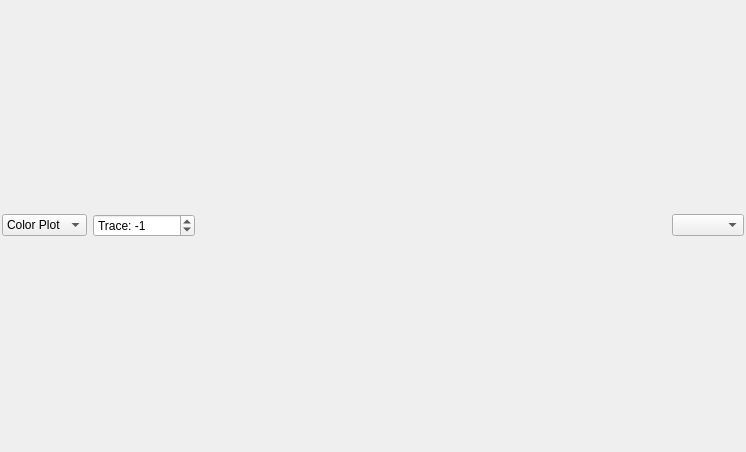
The window that qkit/gui/qviewkit/plot_view.ui (qkitgroup/qkit) describes before a commit, drawn with Qt 5.
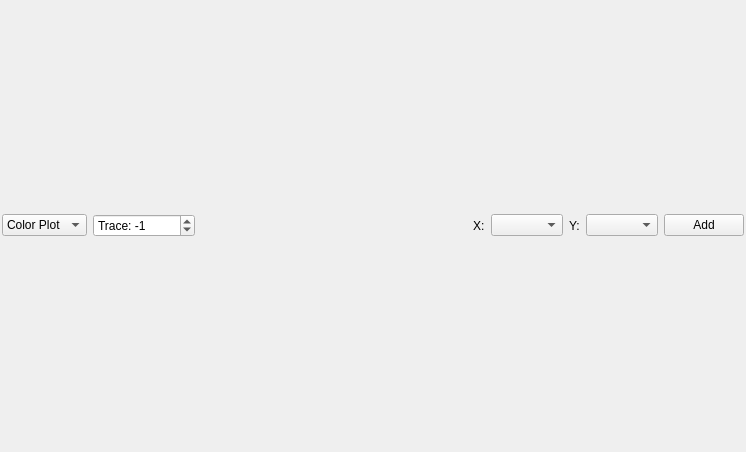
The same window after the commit.

```diff
--- a/qkit/gui/qviewkit/plot_view.ui
+++ b/qkit/gui/qviewkit/plot_view.ui
@@ -63,13 +63,63 @@
        <property name="sizeHint" stdset="0">
         <size>
          <width>40</width>
-         <height>20</height>
+         <height>1</height>
         </size>
        </property>
       </spacer>
      </item>
      <item>
-      <widget class="QComboBox" name="addPlotSelector"/>
+      <widget class="QLabel" name="label">
+       <property name="text">
+        <string>X:</string>
+       </property>
+      </widget>
+     </item>
+     <item>
+      <widget class="QComboBox" name="addXPlotSelector">
+       <property name="sizePolicy">
+        <sizepolicy hsizetype="Fixed" vsizetype="Fixed">
+         <horstretch>0</horstretch>
+         <verstretch>0</verstretch>
+        </sizepolicy>
+       </property>
+       <property name="maximumSize">
+        <size>
+         <width>150</width>
+         <height>16777215</height>
+        </size>
+       </property>
+       <property name="baseSize">
+        <size>
+         <width>0</width>
+         <height>0</height>
+        </size>
+       </property>
+      </widget>
+     </item>
+     <item>
+      <widget class="QLabel" name="label_2">
+       <property name="text">
+        <string>Y:</string>
+       </property>
+      </widget>
+     </item>
+     <item>
+      <widget class="QComboBox" name="addYPlotSelector">
+       <property name="maximumSize">
+        <size>
+         <width>150</width>
+         <height>16777215</height>
+        </size>
+       </property>
+      </widget>
+     </item>
+     <item>
+      <widget class="QPushButton" name="addPlotBut">
+       <property name="text">
+        <string>Add</string>
+       </property>
+      </widget>
      </item>
     </layout>
    </item>
```
